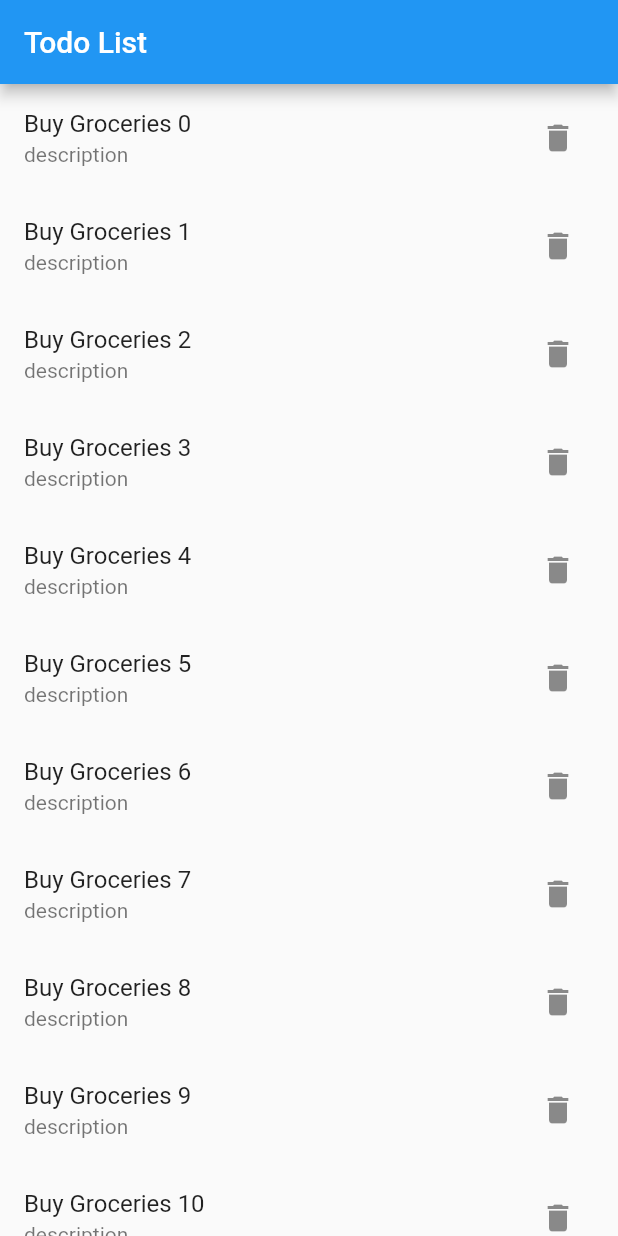
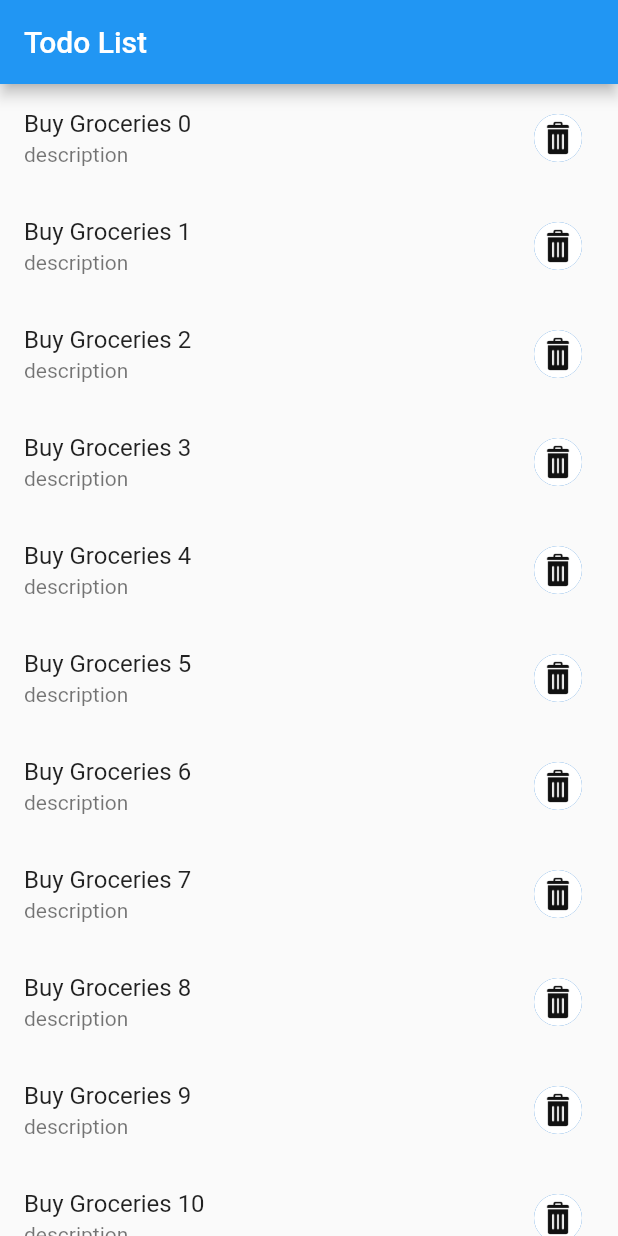
Before and after one commit to Senali-perera/Mobile_Computing_Homework_1, a Flutter app: the screen it shows after launch, on a phone screen of 412 x 824 dp. Run offline on Flutter 3.47's test engine with Material 2 defaults, Android fonts, the phone set to English and light mode, and no system bars.

Commit message:
Added an image to the delete button.

```diff
--- a/lib/main.dart
+++ b/lib/main.dart
@@ -45,7 +45,10 @@ class _TodoListState extends State<TodoList>{
       title: Text(todo.title),
       subtitle: Text(todo.description),
       trailing: IconButton(
-        icon: const Icon(Icons.delete),
+        icon: const CircleAvatar(
+            radius: 48,
+            backgroundImage: AssetImage('assets/images/deleteImage.jpeg')
+        ),
         onPressed: () {
           setState(() {
             _todos.remove(todo);
--- a/pubspec.yaml
+++ b/pubspec.yaml
@@ -88,3 +88,5 @@ flutter:
   #
   # For details regarding fonts from package dependencies,
   # see https://flutter.dev/custom-fonts/#from-packages
+  assets:
+    - assets/images/deleteImage.jpeg
```
Also changed, not shown: assets/images/deleteImage.jpeg (added).
